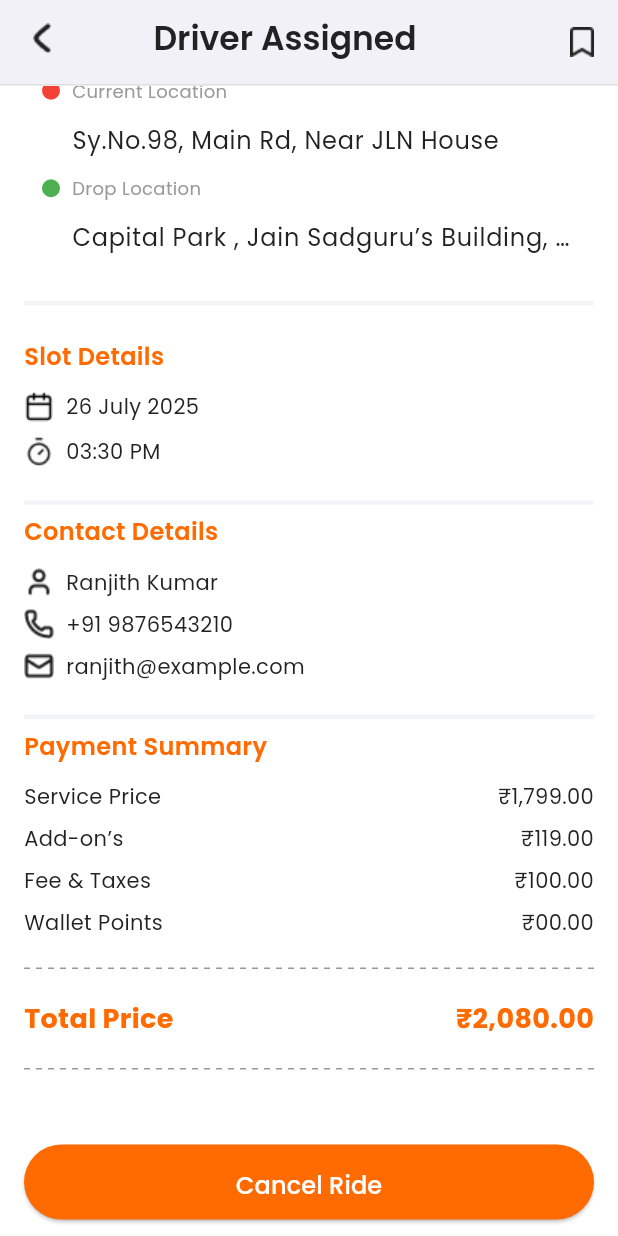
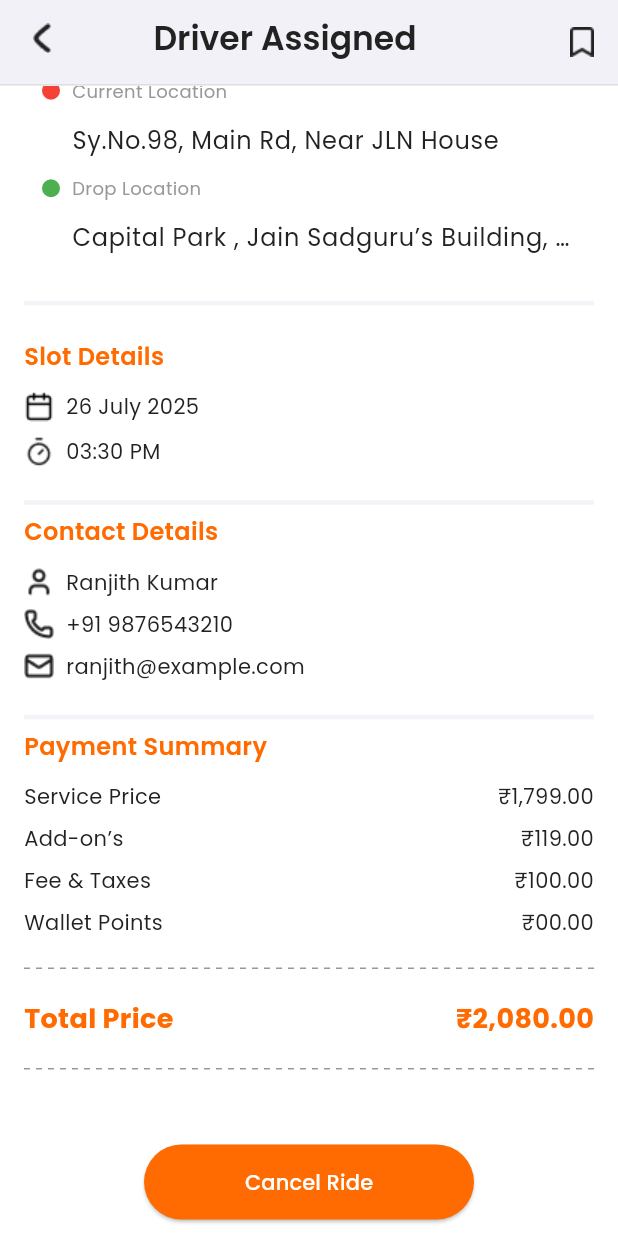
Before and after one commit to udaytejach/mana_driver, a Flutter app: the DriverAssignedScreen screen opened directly, scrolled down 379 dp, on a phone screen of 412 x 824 dp. Run offline on Flutter 3.47's test engine with Material 3 defaults, Android fonts, the phone set to English and light mode, and no system bars; drawn by our look-alikes of dotted_line; our stand-ins replace carousel_slider, country_picker, dotted_border, google_fonts, image_picker, pinput and 1 more.

Commit message:
UI fixes update done

```diff
--- a/lib/Bottom_NavigationBar/Myrides.dart
+++ b/lib/Bottom_NavigationBar/Myrides.dart
@@ -192,7 +192,7 @@ class _MyRidesScreenState extends State<MyRidesScreen>
                 child: TabBar(
                   controller: _tabController,
                   isScrollable: true,
-
+                  dividerColor: Colors.transparent,
                   indicatorColor: Colors.transparent,
                   tabs: [
                     buildTab("All", 0),
--- a/lib/Bottom_NavigationBar/homeScreen.dart
+++ b/lib/Bottom_NavigationBar/homeScreen.dart
@@ -813,7 +813,7 @@ class _HomeScreenState extends State<HomeScreen> {
                 bottom: MediaQuery.of(context).viewInsets.bottom,
               ),
               child: SizedBox(
-                height: MediaQuery.of(context).size.height * 0.85,
+                height: 700,
                 child: SingleChildScrollView(
                   child: Column(
                     mainAxisSize: MainAxisSize.min,
@@ -1318,7 +1318,7 @@ class _HomeScreenState extends State<HomeScreen> {
                               },
                             ),
 
-                            SizedBox(height: 20),
+                            SizedBox(height: 15),
 
                             Row(
                               mainAxisAlignment: MainAxisAlignment.spaceBetween,
--- a/lib/Location/driverAssigned.dart
+++ b/lib/Location/driverAssigned.dart
@@ -487,14 +487,42 @@ class DriverAssignedScreen extends StatelessWidget {
           const DottedLine(dashColor: kseegreyColor),
           const SizedBox(height: 50),
 
-          CustomButton(
-            text: 'Cancel Ride',
-            onPressed: () {
-              showCancelReasonBottomSheet(context);
-            },
-            width: 220,
-            height: 50,
+          Center(
+            child: SizedBox(
+              width: 220,
+              height: 50,
+              child: ElevatedButton(
+                style: ElevatedButton.styleFrom(
+                  backgroundColor: korangeColor,
+                  shape: RoundedRectangleBorder(
+                    borderRadius: BorderRadius.circular(40),
+                  ),
+                  padding: const EdgeInsets.symmetric(
+                    horizontal: 10,
+                    vertical: 5,
+                  ),
+                ),
+                onPressed: () {
+                  showCancelReasonBottomSheet(context);
+                },
+                child: CustomText(
+                  text: "Cancel Ride",
+                  fontSize: 14,
+                  fontWeight: FontWeight.w500,
+                  textcolor: kwhiteColor,
+                ),
+              ),
+            ),
           ),
+
+          // CustomButton(
+          //   text: 'Cancel Ride',
+          //   onPressed: () {
+          //     showCancelReasonBottomSheet(context);
+          //   },
+          //   width: 220,
+          //   height: 50,
+          // ),
           const SizedBox(height: 20),
         ],
       ),
```
